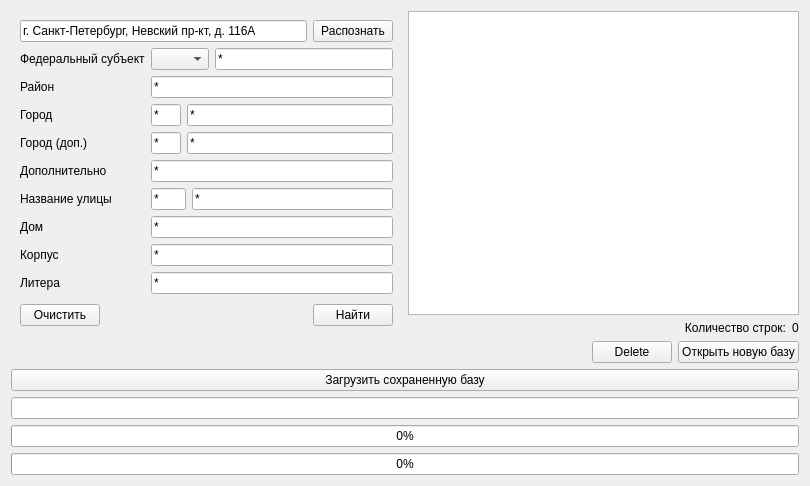
The window that databasewidget.ui (RuslanGainanov/AddressBID) describes before a commit, drawn with Qt 5.
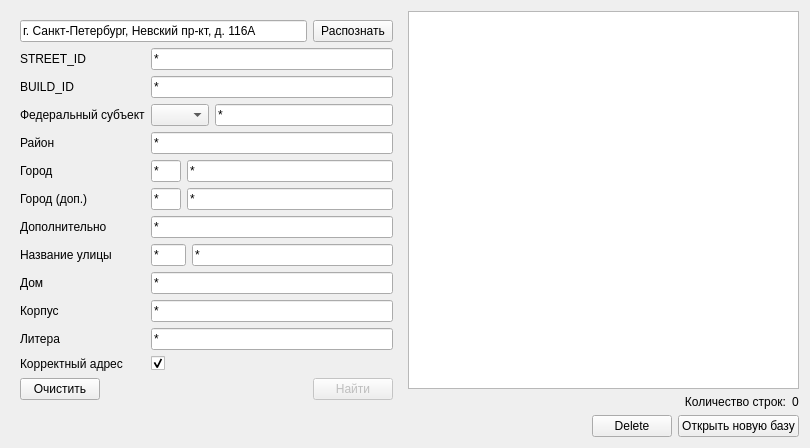
The same window after the commit. Icons and pictures are not drawn.

```diff
--- a/databasewidget.ui
+++ b/databasewidget.ui
@@ -7,7 +7,7 @@
     <x>0</x>
     <y>0</y>
     <width>810</width>
-    <height>486</height>
+    <height>448</height>
    </rect>
   </property>
   <property name="windowTitle">
@@ -60,14 +60,21 @@
           </item>
           <item>
            <layout class="QGridLayout" name="gridLayout">
-            <item row="1" column="0">
-             <widget class="QLabel" name="label">
-              <property name="text">
-               <string>Район</string>
-              </property>
-             </widget>
-            </item>
             <item row="0" column="1">
+             <widget class="QLineEdit" name="lineEditStreetId">
+              <property name="text">
+               <string>*</string>
+              </property>
+             </widget>
+            </item>
+            <item row="1" column="1">
+             <widget class="QLineEdit" name="lineEditBuildId">
+              <property name="text">
+               <string>*</string>
+              </property>
+             </widget>
+            </item>
+            <item row="2" column="1">
              <layout class="QHBoxLayout" name="horizontalLayoutFSubj">
               <item>
                <widget class="QComboBox" name="comboBoxTypeFSubj">
@@ -124,7 +131,14 @@
               </item>
              </layout>
             </item>
-            <item row="2" column="1">
+            <item row="3" column="0">
+             <widget class="QLabel" name="label">
+              <property name="text">
+               <string>Район</string>
+              </property>
+             </widget>
+            </item>
+            <item row="4" column="1">
              <layout class="QHBoxLayout" name="horizontalLayout_3">
               <item>
                <widget class="QLineEdit" name="lineEditTypeOfCity">
@@ -160,35 +174,35 @@
               </item>
              </layout>
             </item>
-            <item row="2" column="0">
+            <item row="4" column="0">
              <widget class="QLabel" name="labelCity">
               <property name="text">
                <string>Город</string>
               </property>
              </widget>
             </item>
-            <item row="4" column="0">
+            <item row="6" column="0">
              <widget class="QLabel" name="label_7">
               <property name="text">
                <string>Дополнительно</string>
               </property>
              </widget>
             </item>
-            <item row="3" column="0">
+            <item row="5" column="0">
              <widget class="QLabel" name="labelCity2">
               <property name="text">
                <string>Город (доп.)</string>
               </property>
              </widget>
             </item>
-            <item row="1" column="1">
+            <item row="3" column="1">
              <widget class="QLineEdit" name="lineEditDistrict">
               <property name="text">
                <string>*</string>
               </property>
              </widget>
             </item>
-            <item row="5" column="1">
+            <item row="7" column="1">
              <layout class="QHBoxLayout" name="horizontalLayout_2">
               <item>
                <widget class="QLineEdit" name="lineEditTypeOfStreet">
@@ -224,102 +238,133 @@
               </item>
              </layout>
             </item>
-            <item row="5" column="0">
+            <item row="7" column="0">
              <widget class="QLabel" name="label_4">
               <property name="text">
                <string>Название улицы</string>
               </property>
              </widget>
             </item>
-            <item row="4" column="1">
-             <widget class="QLineEdit" name="lineEditAdditional">
-              <property name="text">
-               <string>*</string>
-              </property>
-             </widget>
-            </item>
-            <item row="3" column="1">
-             <layout class="QHBoxLayout" name="horizontalLayout_4">
-              <item>
-               <widget class="QLineEdit" name="lineEditTypeOfCity2">
-                <property name="sizePolicy">
-                 <sizepolicy hsizetype="Maximum" vsizetype="Fixed">
-                  <horstretch>0</horstretch>
-                  <verstretch>0</verstretch>
-                 </sizepolicy>
-                </property>
-                <property name="maximumSize">
-                 <size>
-                  <width>30</width>
-                  <height>16777215</height>
-                 </size>
-                </property>
-                <property name="text">
-                 <string>*</string>
-                </property>
-               </widget>
-              </item>
-              <item>
-               <widget class="QLineEdit" name="lineEditCity2">
-                <property name="sizePolicy">
-                 <sizepolicy hsizetype="Minimum" vsizetype="Fixed">
-                  <horstretch>0</horstretch>
-                  <verstretch>0</verstretch>
-                 </sizepolicy>
-                </property>
-                <property name="text">
-                 <string>*</string>
-                </property>
-               </widget>
-              </item>
-             </layout>
-            </item>
             <item row="6" column="1">
-             <widget class="QLineEdit" name="lineEditBuild">
+             <widget class="QLineEdit" name="lineEditAdditional">
               <property name="text">
                <string>*</string>
               </property>
              </widget>
             </item>
-            <item row="7" column="1">
+            <item row="9" column="1">
              <widget class="QLineEdit" name="lineEditKorp">
               <property name="text">
                <string>*</string>
               </property>
              </widget>
             </item>
-            <item row="7" column="0">
+            <item row="9" column="0">
              <widget class="QLabel" name="label_6">
               <property name="text">
                <string>Корпус</string>
               </property>
              </widget>
             </item>
-            <item row="6" column="0">
+            <item row="8" column="1">
+             <widget class="QLineEdit" name="lineEditBuild">
+              <property name="text">
+               <string>*</string>
+              </property>
+             </widget>
+            </item>
+            <item row="5" column="1">
+             <layout class="QHBoxLayout" name="horizontalLayout_4">
+              <item>
+               <widget class="QLineEdit" name="lineEditTypeOfCity2">
+                <property name="sizePolicy">
+                 <sizepolicy hsizetype="Maximum" vsizetype="Fixed">
+                  <horstretch>0</horstretch>
+                  <verstretch>0</verstretch>
+                 </sizepolicy>
+                </property>
+                <property name="maximumSize">
+                 <size>
+                  <width>30</width>
+                  <height>16777215</height>
+                 </size>
+                </property>
+                <property name="text">
+                 <string>*</string>
+                </property>
+               </widget>
+              </item>
+              <item>
+               <widget class="QLineEdit" name="lineEditCity2">
+                <property name="sizePolicy">
+                 <sizepolicy hsizetype="Minimum" vsizetype="Fixed">
+                  <horstretch>0</horstretch>
+                  <verstretch>0</verstretch>
+                 </sizepolicy>
+                </property>
+                <property name="text">
+                 <string>*</string>
+                </property>
+               </widget>
+              </item>
+             </layout>
+            </item>
+            <item row="8" column="0">
              <widget class="QLabel" name="label_5">
               <property name="text">
                <string>Дом</string>
               </property>
              </widget>
             </item>
-            <item row="0" column="0">
+            <item row="2" column="0">
              <widget class="QLabel" name="labelFsubj">
               <property name="text">
                <string>Федеральный субъект</string>
               </property>
              </widget>
             </item>
-            <item row="8" column="0">
+            <item row="10" column="1">
+             <widget class="QLineEdit" name="lineEditLiter">
+              <property name="text">
+               <string>*</string>
+              </property>
+             </widget>
+            </item>
+            <item row="10" column="0">
              <widget class="QLabel" name="label_8">
               <property name="text">
                <string>Литера</string>
               </property>
              </widget>
             </item>
-            <item row="8" column="1">
-             <widget class="QLineEdit" name="lineEditLiter">
+            <item row="1" column="0">
+             <widget class="QLabel" name="label_3">
               <property name="text">
-               <string>*</string>
+               <string>BUILD_ID</string>
+              </property>
+             </widget>
+            </item>
+            <item row="0" column="0">
+             <widget class="QLabel" name="label_2">
+              <property name="text">
+               <string>STREET_ID</string>
+              </property>
+             </widget>
+            </item>
+            <item row="11" column="0">
+             <widget class="QLabel" name="label_9">
+              <property name="text">
+               <string>Корректный адрес</string>
+              </property>
+             </widget>
+            </item>
+            <item row="11" column="1">
+             <widget class="QCheckBox" name="checkBoxCorrect">
+              <property name="text">
+               <string/>
+              </property>
+              <property name="checked">
+               <bool>true</bool>
               </property>
              </widget>
             </item>
@@ -365,6 +410,9 @@
             </item>
             <item>
              <widget class="QPushButton" name="_pushButtonFindParsAddr">
+              <property name="enabled">
+               <bool>false</bool>
+              </property>
               <property name="text">
                <string>Найти</string>
               </property>
@@ -451,30 +499,6 @@
      </item>
     </layout>
    </item>
-   <item>
-    <widget class="QPushButton" name="_pushButtonLoadOld">
-     <property name="text">
-      <string>Загрузить сохраненную базу</string>
-     </property>
-    </widget>
-   </item>
-   <item>
-    <widget class="QLineEdit" name="_lineEditFilename"/>
-   </item>
-   <item>
-    <widget class="QProgressBar" name="_progressBarReaded">
-     <property name="value">
-      <number>0</number>
-     </property>
-    </widget>
-   </item>
-   <item>
-    <widget class="QProgressBar" name="_progressBarParsed">
-     <property name="value">
-      <number>0</number>
-     </property>
-    </widget>
-   </item>
   </layout>
  </widget>
  <tabstops>
```
Left out of the diff: 2 changed lines with no effect on the pictures.
